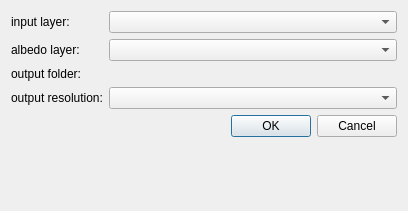
Before: the Qt Designer form qalq_dialog_base.ui in zach-dubroc/qalc, drawn with Qt 5.
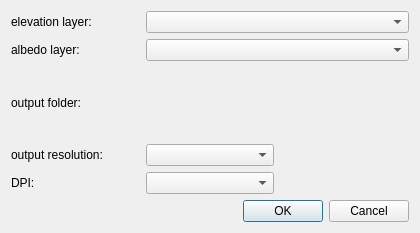
After: the same form once the commit is applied. Custom widgets are drawn as their Qt base class.

The edit to the form file:
```diff
--- a/qalq_dialog_base.ui
+++ b/qalq_dialog_base.ui
@@ -6,59 +6,35 @@
    <rect>
     <x>0</x>
     <y>0</y>
-    <width>408</width>
-    <height>211</height>
+    <width>420</width>
+    <height>233</height>
    </rect>
   </property>
   <property name="windowTitle">
    <string>Qalc</string>
   </property>
-  <layout class="QFormLayout" name="formLayout">
-   <item row="1" column="0">
-    <widget class="QLabel" name="label">
-     <property name="text">
-      <string>input layer:</string>
-     </property>
-    </widget>
-   </item>
-   <item row="1" column="1">
+  <layout class="QGridLayout" name="gridLayout">
+   <item row="0" column="1" colspan="2">
     <widget class="QgsMapLayerComboBox" name="mMapLayerComboBox"/>
    </item>
    <item row="2" column="0">
-    <widget class="QLabel" name="label_albedo">
-     <property name="text">
-      <string>albedo layer:</string>
-     </property>
-    </widget>
-   </item>
-   <item row="2" column="1">
-    <widget class="QgsMapLayerComboBox" name="mAlbedoLayerComboBox"/>
-   </item>
-   <item row="3" column="0">
     <widget class="QLabel" name="label_2">
      <property name="text">
       <string>output folder:</string>
      </property>
     </widget>
    </item>
-   <item row="3" column="1">
-    <widget class="QgsFileWidget" name="mQgsFileWidget"/>
-   </item>
    <item row="4" column="0">
-    <widget class="QLabel" name="label_resolution">
+    <widget class="QLabel" name="label_resolution_3">
      <property name="text">
-      <string>output resolution:</string>
+      <string>DPI:</string>
      </property>
     </widget>
    </item>
-   <item row="4" column="1">
-    <widget class="QComboBox" name="mResolutionComboBox">
-     <property name="currentText">
-      <string>256</string>
-     </property>
-    </widget>
+   <item row="2" column="1" colspan="2">
+    <widget class="QgsFileWidget" name="mQgsFileWidget"/>
    </item>
-   <item row="6" column="1">
+   <item row="5" column="1" colspan="2">
     <widget class="QDialogButtonBox" name="button_box">
      <property name="orientation">
       <enum>Qt::Orientation::Horizontal</enum>
@@ -68,6 +44,36 @@
      </property>
     </widget>
    </item>
+   <item row="4" column="1">
+    <widget class="QComboBox" name="mDPIComboBox"/>
+   </item>
+   <item row="1" column="1" colspan="2">
+    <widget class="QgsMapLayerComboBox" name="mAlbedoLayerComboBox"/>
+   </item>
+   <item row="3" column="1">
+    <widget class="QComboBox" name="mResolutionComboBox"/>
+   </item>
+   <item row="3" column="0">
+    <widget class="QLabel" name="label_resolution">
+     <property name="text">
+      <string>output resolution:</string>
+     </property>
+    </widget>
+   </item>
+   <item row="1" column="0">
+    <widget class="QLabel" name="label_albedo">
+     <property name="text">
+      <string>albedo layer:</string>
+     </property>
+    </widget>
+   </item>
+   <item row="0" column="0">
+    <widget class="QLabel" name="label">
+     <property name="text">
+      <string>elevation layer:</string>
+     </property>
+    </widget>
+   </item>
   </layout>
  </widget>
  <customwidgets>
```
